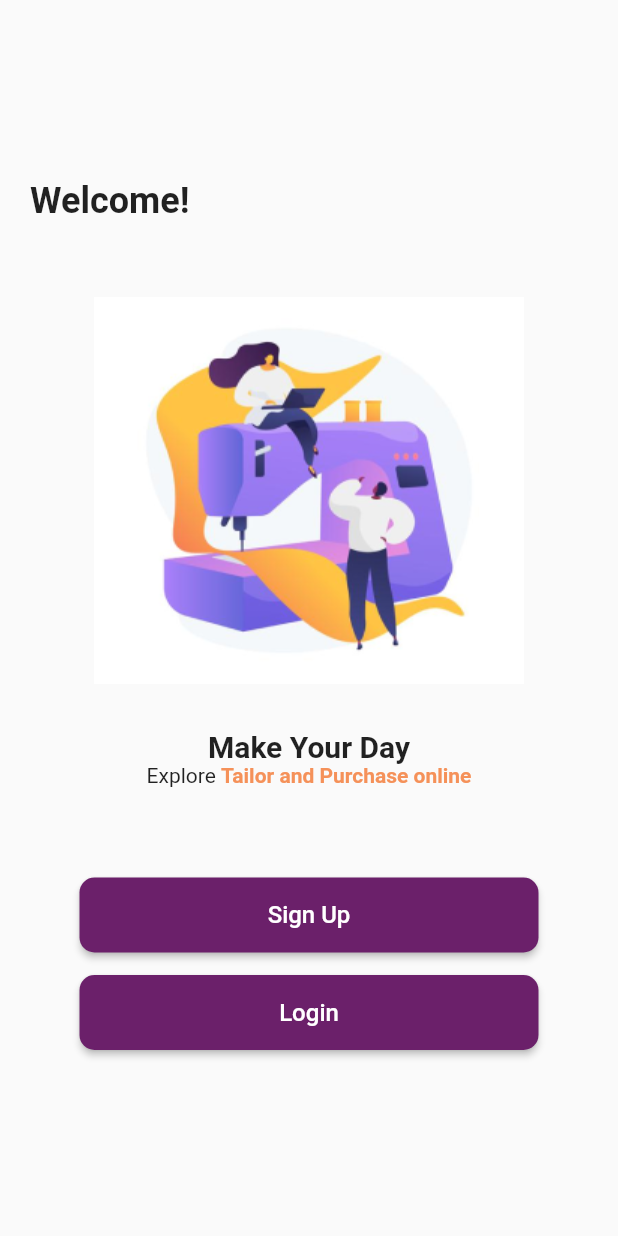
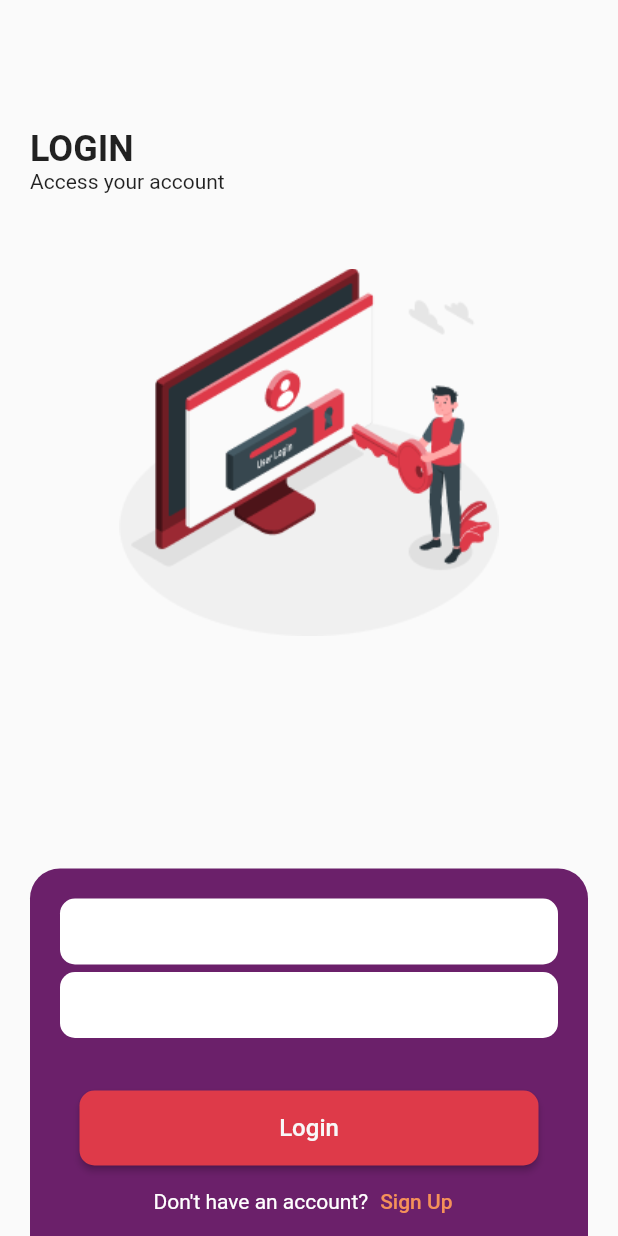
Before and after one commit to hifzakanwal/fyp, a Flutter app: the screen it shows after launch, after a tap on "Login", on a phone screen of 412 x 824 dp. Run offline on Flutter 3.47's test engine with Material 2 defaults, Android fonts, the phone set to English and light mode, and no system bars.

Commit message:
Register UI Complete

```diff
--- a/lib/Constants/button.dart
+++ b/lib/Constants/button.dart
@@ -1,27 +1,33 @@
 import 'package:flutter/material.dart';
 
-import 'colors.dart';
 class MyCustomButton extends StatelessWidget {
-    final String text;
+  final String text;
   final VoidCallback onPressed;
+  final Color color;
+  final Color fontColor; // Add the font color parameter
 
-  const MyCustomButton({ required this.text,
-    required this.onPressed,super.key});
+  const MyCustomButton({
+    required this.text,
+    required this.onPressed,
+    required this.color,
+    required this.fontColor, // Include the font color parameter in the constructor
+  });
+
   @override
   Widget build(BuildContext context) {
     return ElevatedButton(
       onPressed: onPressed,
       child: Text(
-    text,
-    style: TextStyle(fontSize: 16), // Set the desired font size
-  ),
-
+        text,
+        style: TextStyle(
+            fontSize: 16, color: fontColor), // Use the provided font color
+      ),
       style: ElevatedButton.styleFrom(
-          shape: RoundedRectangleBorder(
-      borderRadius: BorderRadius.circular(10), // Set the desired border radius for round corners
-    ),
-        backgroundColor: purple, minimumSize: Size(306, 50),
-        // Customize the button background color here
+        shape: RoundedRectangleBorder(
+          borderRadius: BorderRadius.circular(10),
+        ),
+        backgroundColor: color,
+        minimumSize: Size(306, 50),
       ),
     );
   }
--- a/lib/Constants/colors.dart
+++ b/lib/Constants/colors.dart
@@ -1,4 +1,6 @@
 import 'package:flutter/material.dart';
 
-  final Color purple = Color(0xFF6B206A);
-  final Color orange = Color(0xffF59159);
+final Color purple = Color(0xFF6B206A);
+final Color orange = Color(0xffF59159);
+final Color pink = Color(0xffDE3A49);
+final Color white = Color.fromARGB(255, 248, 248, 248);
--- /dev/null
+++ b/lib/Constants/textfield.dart
@@ -0,0 +1,75 @@
+import 'package:ect/Constants/colors.dart';
+import 'package:flutter/material.dart';
+
+class MyTextField extends StatefulWidget {
+  final String labelText;
+
+  const MyTextField({required this.labelText});
+
+  @override
+  _MyTextFieldState createState() => _MyTextFieldState();
+}
+
+class _MyTextFieldState extends State<MyTextField> {
+  TextEditingController _textEditingController = TextEditingController();
+  bool _isFocused = false;
+
+  @override
+  void dispose() {
+    _textEditingController.dispose();
+    super.dispose();
+  }
+
+  @override
+  Widget build(BuildContext context) {
+    return Container(
+      height: 44,
+      child: Stack(
+        alignment: Alignment.centerLeft,
+        children: [
+          Positioned(
+            left: 12,
+            child: AnimatedOpacity(
+              opacity:
+                  _isFocused || _textEditingController.text.isNotEmpty ? 0 : 1,
+              duration: Duration(milliseconds: 200),
+              curve: Curves.easeInOut,
+              child: Text(
+                widget.labelText,
+                style: TextStyle(color: purple),
+              ),
+            ),
+          ),
+          TextField(
+            controller: _textEditingController,
+            decoration: InputDecoration(
+              contentPadding:
+                  EdgeInsets.symmetric(vertical: 10, horizontal: 10),
+              focusedBorder: OutlineInputBorder(
+                borderSide: BorderSide(color: Colors.transparent),
+                borderRadius: BorderRadius.circular(10),
+              ),
+              enabledBorder: OutlineInputBorder(
+                borderSide: BorderSide(color: Colors.transparent),
+                borderRadius: BorderRadius.circular(10),
+              ),
+              filled: true,
+              fillColor: Colors.white,
+              labelText: '',
+            ),
+            onTap: () {
+              setState(() {
+                _isFocused = true;
+              });
+            },
+            onEditingComplete: () {
+              setState(() {
+                _isFocused = false;
+              });
+            },
+          ),
+        ],
+      ),
+    );
+  }
+}
--- a/lib/Screens/registration/Registration.dart
+++ b/lib/Screens/registration/Registration.dart
@@ -1,9 +1,9 @@
 import 'package:ect/Constants/button.dart';
 import 'package:ect/Constants/colors.dart';
+import 'package:ect/Screens/registration/login.dart';
 import 'package:flutter/material.dart';
 
 import 'WhoYouAre.dart';
-
 
 class Welcomce extends StatelessWidget {
   const Welcomce({super.key});
@@ -49,18 +49,29 @@ class Welcomce extends StatelessWidget {
             ),
             SizedBox(height: 60),
             MyCustomButton(
+              fontColor: white,
               text: 'Sign Up',
+              color: purple,
               onPressed: () {
                 Navigator.push(
                   context,
-                  MaterialPageRoute(builder: (context) => const SignUp()),
+                  MaterialPageRoute(builder: (context) => const WhoYouAre()),
                 );
               },
             ),
             SizedBox(
               height: 15,
             ),
-            MyCustomButton(text: 'Login', onPressed: () {})
+            MyCustomButton(
+                text: 'Login',
+                color: purple,
+                fontColor: white,
+                onPressed: () {
+                  Navigator.push(
+                    context,
+                    MaterialPageRoute(builder: (context) => const login()),
+                  );
+                })
           ],
         ),
       ),
--- /dev/null
+++ b/lib/Screens/registration/login.dart
@@ -0,0 +1,92 @@
+import 'package:ect/Constants/button.dart';
+import 'package:ect/Constants/colors.dart';
+import 'package:ect/Constants/textfield.dart';
+import 'package:flutter/material.dart';
+
+class login extends StatefulWidget {
+  const login({super.key});
+
+  @override
+  State<login> createState() => _loginState();
+}
+
+class _loginState extends State<login> {
+  @override
+  Widget build(BuildContext context) {
+    return Scaffold(
+      body: SingleChildScrollView(
+        padding: const EdgeInsets.all(20),
+        child: Column(
+          children: [
+            SizedBox(height: 65),
+            Align(
+              alignment: Alignment.centerLeft,
+              child: Text(
+                "LOGIN",
+                style: TextStyle(fontSize: 24, fontWeight: FontWeight.bold),
+                textAlign: TextAlign.left,
+              ),
+            ),
+            Align(
+              alignment: Alignment.centerLeft,
+              child: Text(
+                "Access your account",
+                textAlign: TextAlign.left,
+              ),
+            ),
+            SizedBox(height: 50),
+            Image.asset("assets/Graphics/login.png"),
+            SizedBox(height: 155),
+            Container(
+              decoration: BoxDecoration(
+                color: purple,
+                borderRadius: BorderRadius.only(
+                  topLeft: Radius.circular(20),
+                  topRight: Radius.circular(20),
+                ),
+              ),
+              child: Padding(
+                padding: EdgeInsets.all(20),
+                child: Column(
+                  children: [
+                    MyTextField(labelText: 'Name'),
+                    SizedBox(height: 5),
+                    MyTextField(labelText: 'Name'),
+                    SizedBox(height: 5),
+                    SizedBox(
+                      height: 15,
+                    ),
+                    SizedBox(height: 15),
+                    MyCustomButton(
+                        text: 'Login',
+                        color: pink,
+                        fontColor: white,
+                        onPressed: () {}),
+                    Row(
+                      mainAxisAlignment: MainAxisAlignment.center,
+                      children: [
+                        Text(
+                          "Don't have an account?",
+                          style: TextStyle(color: Colors.white),
+                        ),
+                        TextButton(
+                          onPressed: () {
+                            // Handle log in button click
+                          },
+                          child: Text(
+                            'Sign Up',
+                            style: TextStyle(color: orange),
+                          ),
+                        ),
+                      ],
+                    )
+                  ],
+                ),
+              ),
+            ),
+          ],
+        ),
+      ),
+    );
+  }
+}
```
Also changed, not shown: lib/Screens/registration/WhoYouAre.dart (+27 -11 lines), lib/Screens/registration/signup.dart (added, +126 -0 lines), assets/Graphics/login.png (added), assets/Graphics/signupi.png (added).
